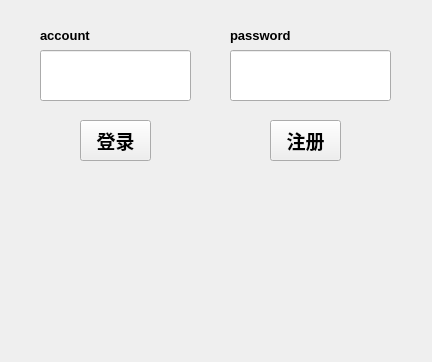
Before: the Qt Designer form admin_ui.ui in miasamnia/chargePile, drawn with Qt 5.
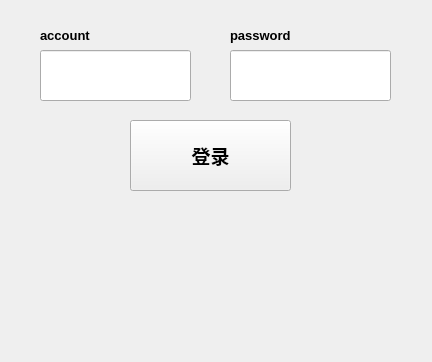
After: the same form once the commit is applied.

Diff of the .ui file:
```diff
--- a/admin_ui.ui
+++ b/admin_ui.ui
@@ -97,10 +97,10 @@
    <widget class="QPushButton" name="loginButton">
     <property name="geometry">
      <rect>
-      <x>80</x>
+      <x>130</x>
       <y>120</y>
-      <width>71</width>
-      <height>41</height>
+      <width>161</width>
+      <height>71</height>
      </rect>
     </property>
     <property name="font">
@@ -134,26 +134,6 @@
      <string/>
     </property>
    </widget>
-   <widget class="QPushButton" name="registerButton">
-    <property name="geometry">
-     <rect>
-      <x>270</x>
-      <y>120</y>
-      <width>71</width>
-      <height>41</height>
-     </rect>
-    </property>
-    <property name="font">
-     <font>
-      <pointsize>14</pointsize>
-      <weight>75</weight>
-      <bold>true</bold>
-     </font>
-    </property>
-    <property name="text">
-     <string>注册</string>
-    </property>
-   </widget>
    <zorder>leaderboard</zorder>
    <zorder>in_act</zorder>
    <zorder>in_pwd</zorder>
```
Left out of the diff: 1 changed line with no effect on the pictures.
